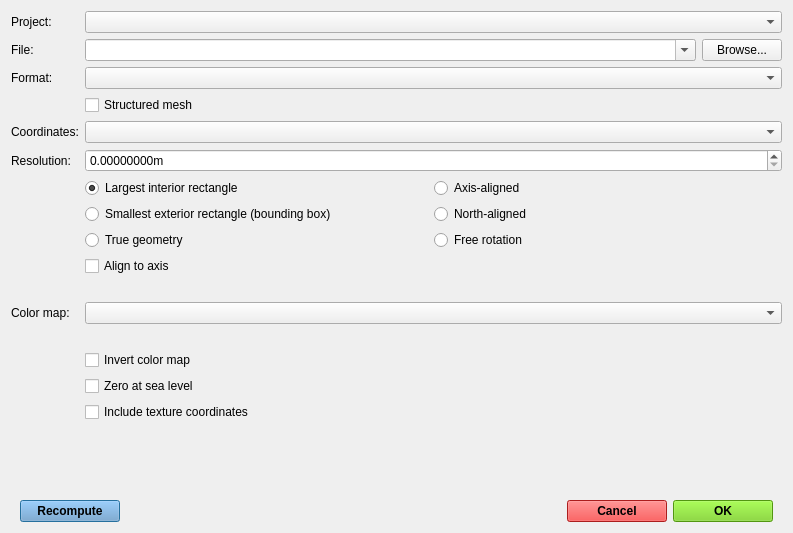
Above: gui/exporter.ui from SINTEF/Geomaker before the change. Below: the same form after it.
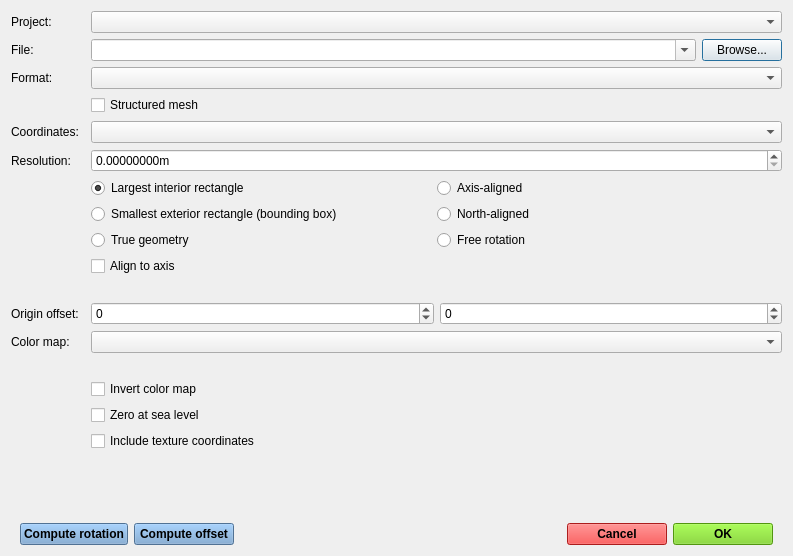
That is the form after the change. Icons and pictures are not drawn.

Commit message: Export: add origin offset function

```diff
--- a/gui/exporter.ui
+++ b/gui/exporter.ui
@@ -7,7 +7,7 @@
     <x>0</x>
     <y>0</y>
     <width>793</width>
-    <height>533</height>
+    <height>556</height>
    </rect>
   </property>
   <property name="windowTitle">
@@ -55,7 +55,83 @@
            <property name="verticalSpacing">
             <number>6</number>
            </property>
-           <item row="1" column="1">
+           <item row="4" column="2" colspan="2">
+            <widget class="QComboBox" name="coordinates"/>
+           </item>
+           <item row="9" column="2" colspan="2">
+            <widget class="QComboBox" name="colormaps"/>
+           </item>
+           <item row="6" column="2" colspan="2">
+            <widget class="QDoubleSpinBox" name="resolution">
+             <property name="suffix">
+              <string>m</string>
+             </property>
+             <property name="decimals">
+              <number>8</number>
+             </property>
+             <property name="maximum">
+              <double>1000.000000000000000</double>
+             </property>
+             <property name="singleStep">
+              <double>0.100000000000000</double>
+             </property>
+            </widget>
+           </item>
+           <item row="12" column="2" colspan="2">
+            <widget class="QCheckBox" name="zero_sea_level">
+             <property name="text">
+              <string>Zero at sea level</string>
+             </property>
+            </widget>
+           </item>
+           <item row="2" column="2" colspan="2">
+            <widget class="QComboBox" name="formats"/>
+           </item>
+           <item row="8" column="0">
+            <widget class="QLabel" name="label_6">
+             <property name="text">
+              <string>Origin offset:</string>
+             </property>
+            </widget>
+           </item>
+           <item row="10" column="2" colspan="2">
+            <widget class="QLabel" name="colormap_preview">
+             <property name="sizePolicy">
+              <sizepolicy hsizetype="Expanding" vsizetype="Preferred">
+               <horstretch>0</horstretch>
+               <verstretch>0</verstretch>
+              </sizepolicy>
+             </property>
+             <property name="text">
+              <string/>
+             </property>
+            </widget>
+           </item>
+           <item row="1" column="3">
+            <widget class="QPushButton" name="browsebtn">
+             <property name="text">
+              <string>Browse...</string>
+             </property>
+            </widget>
+           </item>
+           <item row="0" column="0">
+            <widget class="QLabel" name="label_5">
+             <property name="text">
+              <string>Project:</string>
+             </property>
+            </widget>
+           </item>
+           <item row="15" column="0" colspan="4">
+            <widget class="QWidget" name="widget_8" native="true">
+             <property name="sizePolicy">
+              <sizepolicy hsizetype="Preferred" vsizetype="Preferred">
+               <horstretch>0</horstretch>
+               <verstretch>1</verstretch>
+              </sizepolicy>
+             </property>
+            </widget>
+           </item>
+           <item row="1" column="2">
             <widget class="QComboBox" name="filename">
              <property name="sizePolicy">
               <sizepolicy hsizetype="Preferred" vsizetype="Fixed">
@@ -68,34 +144,31 @@
              </property>
             </widget>
            </item>
-           <item row="8" column="1" colspan="2">
-            <widget class="QComboBox" name="colormaps"/>
-           </item>
-           <item row="2" column="0">
-            <widget class="QLabel" name="label">
+           <item row="11" column="2">
+            <widget class="QCheckBox" name="invertmap">
              <property name="text">
-              <string>Format:</string>
+              <string>Invert color map</string>
              </property>
             </widget>
            </item>
-           <item row="11" column="1" colspan="2">
-            <widget class="QCheckBox" name="zero_sea_level">
+           <item row="3" column="2" colspan="2">
+            <widget class="QCheckBox" name="structured">
              <property name="text">
-              <string>Zero at sea level</string>
+              <string>Structured mesh</string>
              </property>
             </widget>
            </item>
-           <item row="4" column="1" colspan="2">
-            <widget class="QComboBox" name="coordinates"/>
-           </item>
-           <item row="4" column="0">
-            <widget class="QLabel" name="label_3">
+           <item row="9" column="0">
+            <widget class="QLabel" name="label_4">
              <property name="text">
-              <string>Coordinates:</string>
+              <string>Color map:</string>
              </property>
             </widget>
            </item>
-           <item row="15" column="0" colspan="3">
+           <item row="0" column="2" colspan="2">
+            <widget class="QComboBox" name="projects"/>
+           </item>
+           <item row="16" column="0" colspan="4">
             <widget class="QWidget" name="widget_3" native="true">
              <property name="sizePolicy">
               <sizepolicy hsizetype="Preferred" vsizetype="Preferred">
@@ -579,7 +652,7 @@
                  <string notr="true">padding: .5em;</string>
                 </property>
                 <property name="text">
-                 <string>Recompute</string>
+                 <string>Compute rotation</string>
                 </property>
                 <property name="icon">
                  <iconset>
@@ -591,6 +664,480 @@
                 </property>
                </widget>
               </item>
+              <item>
+               <widget class="QPushButton" name="offsetbtn">
+                <property name="sizePolicy">
+                 <sizepolicy hsizetype="Fixed" vsizetype="Fixed">
+                  <horstretch>0</horstretch>
+                  <verstretch>0</verstretch>
+                 </sizepolicy>
+                </property>
+                <property name="minimumSize">
+                 <size>
+                  <width>100</width>
+                  <height>0</height>
+                 </size>
+                </property>
+                <property name="palette">
+                 <palette>
+                  <active>
+                   <colorrole role="WindowText">
+                    <brush brushstyle="SolidPattern">
+                     <color alpha="255">
+                      <red>0</red>
+                      <green>0</green>
+                      <blue>0</blue>
+                     </color>
+                    </brush>
+                   </colorrole>
+                   <colorrole role="Button">
+                    <brush brushstyle="SolidPattern">
+                     <color alpha="255">
+                      <red>114</red>
+                      <green>159</green>
+                      <blue>207</blue>
+                     </color>
+                    </brush>
+                   </colorrole>
+                   <colorrole role="Light">
+                    <brush brushstyle="SolidPattern">
+                     <color alpha="255">
+                      <red>196</red>
+                      <green>225</green>
+                      <blue>255</blue>
+                     </color>
+                    </brush>
+                   </colorrole>
+                   <colorrole role="Midlight">
+                    <brush brushstyle="SolidPattern">
+                     <color alpha="255">
+                      <red>155</red>
+                      <green>192</green>
+                      <blue>231</blue>
+                     </color>
+                    </brush>
+                   </colorrole>
+                   <colorrole role="Dark">
+                    <brush brushstyle="SolidPattern">
+                     <color alpha="255">
+                      <red>57</red>
+                      <green>79</green>
+                      <blue>103</blue>
+                     </color>
+                    </brush>
+                   </colorrole>
+                   <colorrole role="Mid">
+                    <brush brushstyle="SolidPattern">
+                     <color alpha="255">
+                      <red>76</red>
+                      <green>106</green>
+                      <blue>138</blue>
+                     </color>
+                    </brush>
+                   </colorrole>
+                   <colorrole role="Text">
+                    <brush brushstyle="SolidPattern">
+                     <color alpha="255">
+                      <red>0</red>
+                      <green>0</green>
+                      <blue>0</blue>
+                     </color>
+                    </brush>
+                   </colorrole>
+                   <colorrole role="BrightText">
+                    <brush brushstyle="SolidPattern">
+                     <color alpha="255">
+                      <red>255</red>
+                      <green>255</green>
+                      <blue>255</blue>
+                     </color>
+                    </brush>
+                   </colorrole>
+                   <colorrole role="ButtonText">
+                    <brush brushstyle="SolidPattern">
+                     <color alpha="255">
+                      <red>0</red>
+                      <green>0</green>
+                      <blue>0</blue>
+                     </color>
+                    </brush>
+                   </colorrole>
+                   <colorrole role="Base">
+                    <brush brushstyle="SolidPattern">
+                     <color alpha="255">
+                      <red>255</red>
+                      <green>255</green>
+                      <blue>255</blue>
+                     </color>
+                    </brush>
+                   </colorrole>
+                   <colorrole role="Window">
+                    <brush brushstyle="SolidPattern">
+                     <color alpha="255">
+                      <red>114</red>
+                      <green>159</green>
+                      <blue>207</blue>
+                     </color>
+                    </brush>
+                   </colorrole>
+                   <colorrole role="Shadow">
+                    <brush brushstyle="SolidPattern">
+                     <color alpha="255">
+                      <red>0</red>
+                      <green>0</green>
+                      <blue>0</blue>
+                     </color>
+                    </brush>
+                   </colorrole>
+                   <colorrole role="AlternateBase">
+                    <brush brushstyle="SolidPattern">
+                     <color alpha="255">
+                      <red>184</red>
+                      <green>207</green>
+                      <blue>231</blue>
+                     </color>
+                    </brush>
+                   </colorrole>
+                   <colorrole role="ToolTipBase">
+                    <brush brushstyle="SolidPattern">
+                     <color alpha="255">
+                      <red>255</red>
+                      <green>255</green>
+                      <blue>220</blue>
+                     </color>
+                    </brush>
+                   </colorrole>
+                   <colorrole role="ToolTipText">
+                    <brush brushstyle="SolidPattern">
+                     <color alpha="255">
+                      <red>0</red>
+                      <green>0</green>
+                      <blue>0</blue>
+                     </color>
+                    </brush>
+                   </colorrole>
+                   <colorrole role="PlaceholderText">
+                    <brush brushstyle="SolidPattern">
+                     <color alpha="128">
+                      <red>0</red>
+                      <green>0</green>
+                      <blue>0</blue>
+                     </color>
+                    </brush>
+                   </colorrole>
+                  </active>
+                  <inactive>
+                   <colorrole role="WindowText">
+                    <brush brushstyle="SolidPattern">
+                     <color alpha="255">
+                      <red>0</red>
+                      <green>0</green>
+                      <blue>0</blue>
+                     </color>
+                    </brush>
+                   </colorrole>
+                   <colorrole role="Button">
+                    <brush brushstyle="SolidPattern">
+                     <color alpha="255">
+                      <red>114</red>
+                      <green>159</green>
+                      <blue>207</blue>
+                     </color>
+                    </brush>
+                   </colorrole>
+                   <colorrole role="Light">
+                    <brush brushstyle="SolidPattern">
+                     <color alpha="255">
+                      <red>196</red>
+                      <green>225</green>
+                      <blue>255</blue>
+                     </color>
+                    </brush>
+                   </colorrole>
+                   <colorrole role="Midlight">
+                    <brush brushstyle="SolidPattern">
+                     <color alpha="255">
+                      <red>155</red>
+                      <green>192</green>
+                      <blue>231</blue>
+                     </color>
+                    </brush>
+                   </colorrole>
+                   <colorrole role="Dark">
+                    <brush brushstyle="SolidPattern">
+                     <color alpha="255">
+                      <red>57</red>
+                      <green>79</green>
+                      <blue>103</blue>
+                     </color>
+                    </brush>
+                   </colorrole>
+                   <colorrole role="Mid">
+                    <brush brushstyle="SolidPattern">
+                     <color alpha="255">
+                      <red>76</red>
+                      <green>106</green>
+                      <blue>138</blue>
+                     </color>
+                    </brush>
+                   </colorrole>
+                   <colorrole role="Text">
+                    <brush brushstyle="SolidPattern">
+                     <color alpha="255">
+                      <red>0</red>
+                      <green>0</green>
+                      <blue>0</blue>
+                     </color>
+                    </brush>
+                   </colorrole>
+                   <colorrole role="BrightText">
+                    <brush brushstyle="SolidPattern">
+                     <color alpha="255">
+                      <red>255</red>
+                      <green>255</green>
+                      <blue>255</blue>
+                     </color>
+                    </brush>
+                   </colorrole>
+                   <colorrole role="ButtonText">
+                    <brush brushstyle="SolidPattern">
+                     <color alpha="255">
+                      <red>0</red>
+                      <green>0</green>
+                      <blue>0</blue>
+                     </color>
+                    </brush>
+                   </colorrole>
+                   <colorrole role="Base">
+                    <brush brushstyle="SolidPattern">
+                     <color alpha="255">
+                      <red>255</red>
+                      <green>255</green>
+                      <blue>255</blue>
+                     </color>
+                    </brush>
+                   </colorrole>
+                   <colorrole role="Window">
+                    <brush brushstyle="SolidPattern">
+                     <color alpha="255">
+                      <red>114</red>
+                      <green>159</green>
+                      <blue>207</blue>
+                     </color>
+                    </brush>
+                   </colorrole>
+                   <colorrole role="Shadow">
+                    <brush brushstyle="SolidPattern">
+                     <color alpha="255">
+                      <red>0</red>
+                      <green>0</green>
+                      <blue>0</blue>
+                     </color>
+                    </brush>
+                   </colorrole>
+                   <colorrole role="AlternateBase">
+                    <brush brushstyle="SolidPattern">
+                     <color alpha="255">
+                      <red>184</red>
+                      <green>207</green>
+                      <blue>231</blue>
+                     </color>
+                    </brush>
+                   </colorrole>
+                   <colorrole role="ToolTipBase">
+                    <brush brushstyle="SolidPattern">
+                     <color alpha="255">
+                      <red>255</red>
+                      <green>255</green>
+                      <blue>220</blue>
+                     </color>
+                    </brush>
+                   </colorrole>
+                   <colorrole role="ToolTipText">
+                    <brush brushstyle="SolidPattern">
+                     <color alpha="255">
+                      <red>0</red>
+                      <green>0</green>
+                      <blue>0</blue>
+                     </color>
+                    </brush>
+                   </colorrole>
+                   <colorrole role="PlaceholderText">
+                    <brush brushstyle="SolidPattern">
+                     <color alpha="128">
+                      <red>0</red>
+                      <green>0</green>
+                      <blue>0</blue>
+                     </color>
+                    </brush>
+                   </colorrole>
+                  </inactive>
+                  <disabled>
+                   <colorrole role="WindowText">
+                    <brush brushstyle="SolidPattern">
+                     <color alpha="255">
+                      <red>57</red>
+                      <green>79</green>
+                      <blue>103</blue>
+                     </color>
+                    </brush>
+                   </colorrole>
+                   <colorrole role="Button">
+                    <brush brushstyle="SolidPattern">
+                     <color alpha="255">
+                      <red>114</red>
+                      <green>159</green>
+                      <blue>207</blue>
+                     </color>
+                    </brush>
+                   </colorrole>
+                   <colorrole role="Light">
+                    <brush brushstyle="SolidPattern">
+                     <color alpha="255">
+                      <red>196</red>
+                      <green>225</green>
+                      <blue>255</blue>
+                     </color>
+                    </brush>
+                   </colorrole>
+                   <colorrole role="Midlight">
+                    <brush brushstyle="SolidPattern">
+                     <color alpha="255">
+                      <red>155</red>
+                      <green>192</green>
+                      <blue>231</blue>
+                     </color>
+                    </brush>
+                   </colorrole>
+                   <colorrole role="Dark">
+                    <brush brushstyle="SolidPattern">
+                     <color alpha="255">
+                      <red>57</red>
+                      <green>79</green>
+                      <blue>103</blue>
+                     </color>
+                    </brush>
+                   </colorrole>
+                   <colorrole role="Mid">
+                    <brush brushstyle="SolidPattern">
+                     <color alpha="255">
+                      <red>76</red>
+                      <green>106</green>
+                      <blue>138</blue>
+                     </color>
+                    </brush>
+                   </colorrole>
+                   <colorrole role="Text">
+                    <brush brushstyle="SolidPattern">
+                     <color alpha="255">
+                      <red>57</red>
+                      <green>79</green>
+                      <blue>103</blue>
+                     </color>
+                    </brush>
+                   </colorrole>
+                   <colorrole role="BrightText">
+                    <brush brushstyle="SolidPattern">
+                     <color alpha="255">
+                      <red>255</red>
+                      <green>255</green>
+                      <blue>255</blue>
+                     </color>
+                    </brush>
+                   </colorrole>
+                   <colorrole role="ButtonText">
+                    <brush brushstyle="SolidPattern">
+                     <color alpha="255">
+                      <red>57</red>
+                      <green>79</green>
+                      <blue>103</blue>
+                     </color>
+                    </brush>
+                   </colorrole>
+                   <colorrole role="Base">
+                    <brush brushstyle="SolidPattern">
+                     <color alpha="255">
+                      <red>114</red>
+                      <green>159</green>
+                      <blue>207</blue>
+                     </color>
+                    </brush>
+                   </colorrole>
+                   <colorrole role="Window">
+                    <brush brushstyle="SolidPattern">
+                     <color alpha="255">
+                      <red>114</red>
+                      <green>159</green>
+                      <blue>207</blue>
+                     </color>
+                    </brush>
+                   </colorrole>
+                   <colorrole role="Shadow">
+                    <brush brushstyle="SolidPattern">
+                     <color alpha="255">
+                      <red>0</red>
+                      <green>0</green>
+                      <blue>0</blue>
+                     </color>
+                    </brush>
+                   </colorrole>
+                   <colorrole role="AlternateBase">
+                    <brush brushstyle="SolidPattern">
+                     <color alpha="255">
+                      <red>114</red>
+                      <green>159</green>
+                      <blue>207</blue>
+                     </color>
+                    </brush>
+                   </colorrole>
+                   <colorrole role="ToolTipBase">
+                    <brush brushstyle="SolidPattern">
+                     <color alpha="255">
+                      <red>255</red>
+                      <green>255</green>
+                      <blue>220</blue>
+                     </color>
+                    </brush>
+                   </colorrole>
+                   <colorrole role="ToolTipText">
+                    <brush brushstyle="SolidPattern">
+                     <color alpha="255">
+                      <red>0</red>
+                      <green>0</green>
+                      <blue>0</blue>
+                     </color>
+                    </brush>
+                   </colorrole>
+                   <colorrole role="PlaceholderText">
+                    <brush brushstyle="SolidPattern">
+                     <color alpha="128">
+                      <red>0</red>
+                      <green>0</green>
+                      <blue>0</blue>
+                     </color>
+                    </brush>
+                   </colorrole>
+                  </disabled>
+                 </palette>
+                </property>
+                <property name="font">
+                 <font>
+                  <weight>75</weight>
+                  <bold>true</bold>
+                 </font>
+                </property>
+                <property name="styleSheet">
+                 <string notr="true">padding: .5em;</string>
+                </property>
+                <property name="text">
+                 <string>Compute offset</string>
+                </property>
+                <property name="icon">
+                 <iconset resource="resources.qrc">
+                  <normaloff>:/icons/refresh.png</normaloff>:/icons/refresh.png</iconset>
+                </property>
+               </widget>
+              </item>
               <item>
                <widget class="QWidget" name="widget_7" native="true"/>
               </item>
@@ -1553,14 +2100,28 @@
              </layout>
             </widget>
            </item>
-           <item row="1" column="2">
-            <widget class="QPushButton" name="browsebtn">
+           <item row="4" column="0">
+            <widget class="QLabel" name="label_3">
              <property name="text">
-              <string>Browse...</string>
+              <string>Coordinates:</string>
              </property>
             </widget>
            </item>
-           <item row="13" column="1">
+           <item row="2" column="0">
+            <widget class="QLabel" name="label">
+             <property name="text">
+              <string>Format:</string>
+             </property>
+            </widget>
+           </item>
+           <item row="1" column="0">
+            <widget class="QLabel" name="Location">
+             <property name="text">
+              <string>File:</string>
+             </property>
+            </widget>
+           </item>
+           <item row="14" column="2">
             <widget class="QCheckBox" name="textures">
              <property name="text">
               <string>Include texture coordinates</string>
@@ -1574,73 +2135,7 @@
              </property>
             </widget>
            </item>
-           <item row="1" column="0">
-            <widget class="QLabel" name="Location">
-             <property name="text">
-              <string>File:</string>
-             </property>
-            </widget>
-           </item>
-           <item row="8" column="0">
-            <widget class="QLabel" name="label_4">
-             <property name="text">
-              <string>Color map:</string>
-             </property>
-            </widget>
-           </item>
-           <item row="2" column="1" colspan="2">
-            <widget class="QComboBox" name="formats"/>
-           </item>
-           <item row="0" column="1" colspan="2">
-            <widget class="QComboBox" name="projects"/>
-           </item>
-           <item row="9" column="1" colspan="2">
-            <widget class="QLabel" name="colormap_preview">
-             <property name="sizePolicy">
-              <sizepolicy hsizetype="Expanding" vsizetype="Preferred">
-               <horstretch>0</horstretch>
-               <verstretch>0</verstretch>
-              </sizepolicy>
-             </property>
-             <property name="text">
-              <string/>
-             </property>
-            </widget>
-           </item>
-           <item row="14" column="0" colspan="3">
-            <widget class="QWidget" name="widget_8" native="true">
-             <property name="sizePolicy">
-              <sizepolicy hsizetype="Preferred" vsizetype="Preferred">
-               <horstretch>0</horstretch>
-               <verstretch>1</verstretch>
-              </sizepolicy>
-             </property>
-            </widget>
-           </item>
-           <item row="0" column="0">
-            <widget class="QLabel" name="label_5">
-             <property name="text">
-              <string>Project:</string>
-             </property>
-            </widget>
-           </item>
-           <item row="6" column="1" colspan="2">
-            <widget class="QDoubleSpinBox" name="resolution">
-             <property name="suffix">
-              <string>m</string>
-             </property>
-             <property name="decimals">
-              <number>8</number>
-             </property>
-             <property name="maximum">
-              <double>1000.000000000000000</double>
-             </property>
-             <property name="singleStep">
-              <double>0.100000000000000</double>
-             </property>
-            </widget>
-           </item>
-           <item row="7" column="1" colspan="2">
+           <item row="7" column="2" colspan="2">
             <widget class="QWidget" name="widget_4" native="true">
              <property name="minimumSize">
               <size>
@@ -1787,6 +2282,9 @@
                    <property name="text">
                     <string/>
                    </property>
+                   <property name="alignment">
+                    <set>Qt::AlignLeading|Qt::AlignLeft|Qt::AlignTop</set>
+                   </property>
                   </widget>
                  </item>
                 </layout>
@@ -1795,18 +2293,42 @@
              </layout>
             </widget>
            </item>
-           <item row="10" column="1">
-            <widget class="QCheckBox" name="invertmap">
-             <property name="text">
-              <string>Invert color map</string>
-             </property>
-            </widget>
-           </item>
-           <item row="3" column="1" colspan="2">
-            <widget class="QCheckBox" name="structured">
-             <property name="text">
-              <string>Structured mesh</string>
-             </property>
+           <item row="8" column="2" colspan="2">
+            <widget class="QWidget" name="widget_10" native="true">
+             <layout class="QHBoxLayout" name="horizontalLayout_3">
+              <property name="leftMargin">
+               <number>0</number>
+              </property>
+              <property name="topMargin">
+               <number>0</number>
+              </property>
+              <property name="rightMargin">
+               <number>0</number>
+              </property>
+              <property name="bottomMargin">
+               <number>0</number>
+              </property>
+              <item>
+               <widget class="QSpinBox" name="offsetx">
+                <property name="minimum">
+                 <number>-999999999</number>
+                </property>
+                <property name="maximum">
+                 <number>999999999</number>
+                </property>
+               </widget>
+              </item>
+              <item>
+               <widget class="QSpinBox" name="offsety">
+                <property name="minimum">
+                 <number>-999999999</number>
+                </property>
+                <property name="maximum">
+                 <number>999999999</number>
+                </property>
+               </widget>
+              </item>
+             </layout>
             </widget>
            </item>
           </layout>
```
The commit also changes 4 other files.
